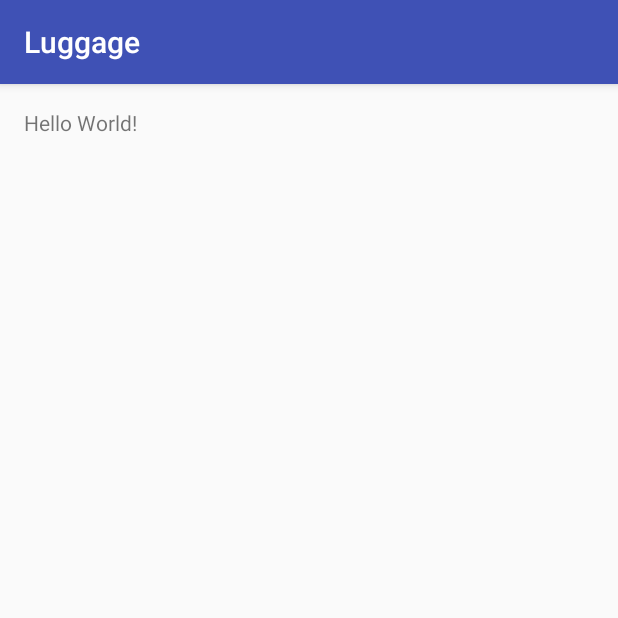
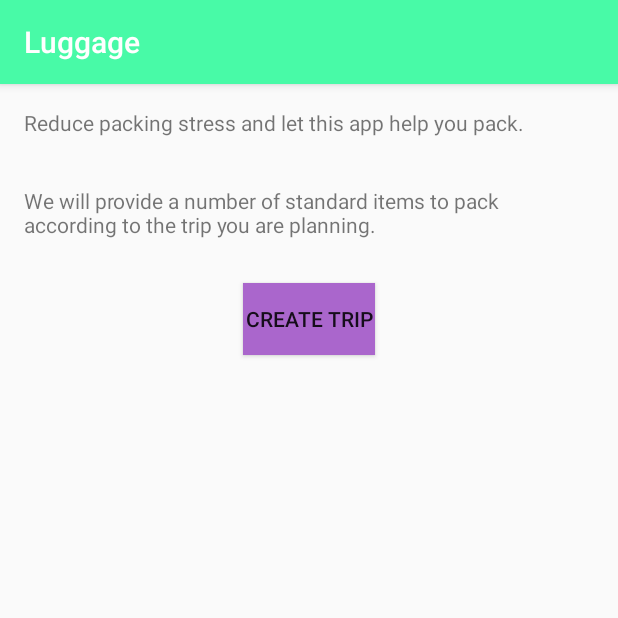
Before and after one commit to Cieke/Luggage, an Android app: the screen it shows after launch (MainActivity), on a phone screen of 412 x 824 dp, the top half of it. Run offline under Robolectric (Android 15) with nearby library versions, the phone set to English and light mode, and no system bars.

Commit message:
changed some colors and added some text

```diff
--- a/app/src/main/java/be/ciesites/luggage/MainActivity.java
+++ b/app/src/main/java/be/ciesites/luggage/MainActivity.java
@@ -4,7 +4,7 @@ import android.support.v7.app.AppCompatActivity;
 import android.os.Bundle;
 
 public class MainActivity extends AppCompatActivity {
-//test
+
     @Override
     protected void onCreate(Bundle savedInstanceState) {
         super.onCreate(savedInstanceState);
--- a/app/src/main/res/layout/activity_main.xml
+++ b/app/src/main/res/layout/activity_main.xml
@@ -1,5 +1,6 @@
 <?xml version="1.0" encoding="utf-8"?>
 <RelativeLayout xmlns:android="http://schemas.android.com/apk/res/android"
+
     xmlns:tools="http://schemas.android.com/tools"
     android:id="@+id/activity_main"
     android:layout_width="match_parent"
@@ -13,5 +14,27 @@
     <TextView
         android:layout_width="wrap_content"
         android:layout_height="wrap_content"
-        android:text="Hello World!" />
+        android:text="Reduce packing stress and let this app help you pack."
+        tools:text="Reduce packing stress and let this app help you pack." />
+
+    <TextView
+        android:text="We will provide a number of standard items to pack according to the trip you are planning."
+        android:layout_width="wrap_content"
+        android:layout_height="wrap_content"
+
+        android:layout_alignParentLeft="true"
+        android:layout_alignParentStart="true"
+        android:layout_marginTop="52dp"
+        android:id="@+id/textView2" />
+
+    <Button
+        android:text="Create Trip"
+        android:layout_width="wrap_content"
+        android:layout_height="wrap_content"
+        android:layout_below="@+id/textView2"
+        android:layout_centerHorizontal="true"
+        android:layout_marginTop="29dp"
+        android:id="@+id/create_trip_button"
+        android:background="@android:color/holo_purple"
+        android:elevation="0dp" />
 </RelativeLayout>
--- a/app/src/main/res/values/colors.xml
+++ b/app/src/main/res/values/colors.xml
@@ -1,6 +1,6 @@
 <?xml version="1.0" encoding="utf-8"?>
 <resources>
-    <color name="colorPrimary">#3F51B5</color>
+    <color name="colorPrimary">#48faa7</color>
     <color name="colorPrimaryDark">#303F9F</color>
     <color name="colorAccent">#FF4081</color>
 </resources>
--- a/app/src/main/res/values/strings.xml
+++ b/app/src/main/res/values/strings.xml
@@ -1,3 +1,4 @@
 <resources>
     <string name="app_name">Luggage</string>
+    <string name="welcome_to_your_luggage_helper">Welcome to your luggage helper</string>
 </resources>
```
Also changed, not shown: app/src/main/ic_launcher-web.png (added), app/src/main/res/mipmap-hdpi/ic_launcher.png, app/src/main/res/mipmap-mdpi/ic_launcher.png, app/src/main/res/mipmap-xhdpi/ic_launcher.png, app/src/main/res/mipmap-xxhdpi/ic_launcher.png, app/src/main/res/mipmap-xxxhdpi/ic_launcher.png.
